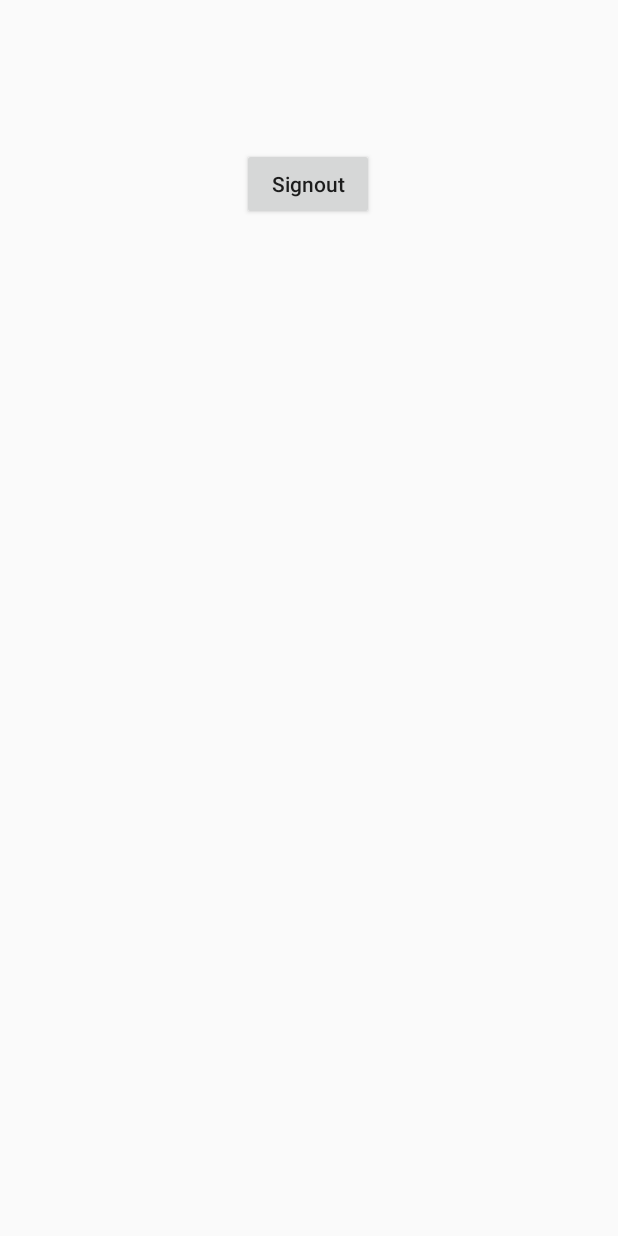
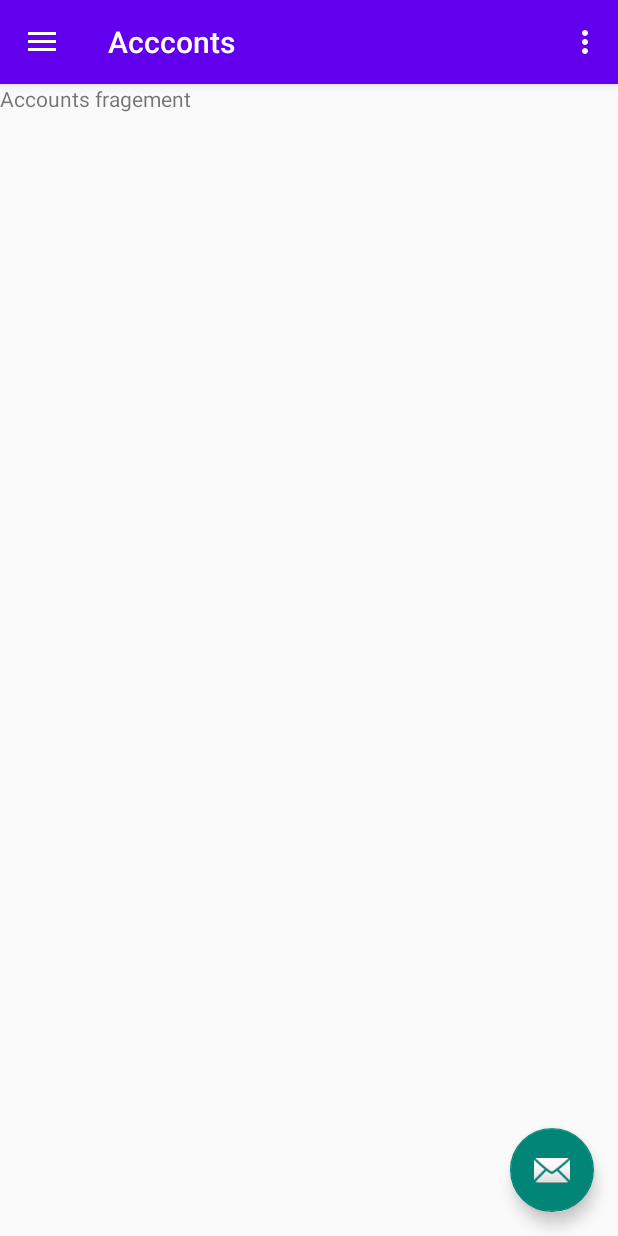
Before and after one commit to vivekverma123/Savemore, an Android app: the screen it shows after launch once a user with an empty profile is signed in (Dashboard before the commit, DashboardActivity after it), on a phone screen of 412 x 824 dp. Run offline under Robolectric (Android 15) with nearby library versions, the phone set to English and light mode, and no system bars; our stand-ins replace Firebase (no records; nobody signed in at launch, a user with empty details on screens opened directly), navigation-ui.

Commit message:
Navigation Drawer added

```diff
--- /dev/null
+++ b/app/src/main/java/com/example/savemore/DashboardActivity.java
@@ -0,0 +1,78 @@
+package com.example.savemore;
+
+import android.os.Bundle;
+import android.view.MenuItem;
+import android.view.View;
+import android.view.Menu;
+import android.widget.Toast;
+
+import com.google.android.material.floatingactionbutton.FloatingActionButton;
+import com.google.android.material.snackbar.Snackbar;
+import com.google.android.material.navigation.NavigationView;
+import com.google.firebase.auth.FirebaseAuth;
+
+import androidx.navigation.NavController;
+import androidx.navigation.Navigation;
+import androidx.navigation.ui.AppBarConfiguration;
+import androidx.navigation.ui.NavigationUI;
+import androidx.drawerlayout.widget.DrawerLayout;
+import androidx.appcompat.app.AppCompatActivity;
+import androidx.appcompat.widget.Toolbar;
+
+public class DashboardActivity extends AppCompatActivity {
+
+    private AppBarConfiguration mAppBarConfiguration;
+
+    @Override
+    protected void onCreate(Bundle savedInstanceState) {
+        super.onCreate(savedInstanceState);
+        setContentView(R.layout.activity_dashboard2);
+        Toolbar toolbar = findViewById(R.id.toolbar);
+        setSupportActionBar(toolbar);
+        FloatingActionButton fab = findViewById(R.id.fab);
+        fab.setOnClickListener(new View.OnClickListener() {
+            @Override
+            public void onClick(View view) {
+                Snackbar.make(view, "Replace with your own action", Snackbar.LENGTH_LONG)
+                        .setAction("Action", null).show();
+            }
+        });
+        DrawerLayout drawer = findViewById(R.id.drawer_layout);
+        NavigationView navigationView = findViewById(R.id.nav_view);
+        // Passing each menu ID as a set of Ids because each
+        // menu should be considered as top level destinations.
+        mAppBarConfiguration = new AppBarConfiguration.Builder(
+                R.id.nav_accounts,R.id.nav_settings)
+                .setDrawerLayout(drawer)
+                .build();
+        NavController navController = Navigation.findNavController(this, R.id.nav_host_fragment);
+        NavigationUI.setupActionBarWithNavController(this, navController, mAppBarConfiguration);
+        NavigationUI.setupWithNavController(navigationView, navController);
+    }
+
+    @Override
+    public boolean onCreateOptionsMenu(Menu menu) {
+        // Inflate the menu; this adds items to the action bar if it is present.
+        getMenuInflater().inflate(R.menu.dashboard, menu);
+        return true;
+    }
+
+    public boolean onOptionsItemSelected(MenuItem menuItem)
+    {
+        if(menuItem.getItemId()==R.id.logout)
+        {
+            FirebaseAuth.getInstance().signOut();
+            Toast.makeText(DashboardActivity.this,"User signed out successfully",Toast.LENGTH_SHORT).show();
+            onBackPressed();
+            return true;
+        }
+        return super.onOptionsItemSelected(menuItem);
+    }
+
+    @Override
+    public boolean onSupportNavigateUp() {
+        NavController navController = Navigation.findNavController(this, R.id.nav_host_fragment);
+        return NavigationUI.navigateUp(navController, mAppBarConfiguration)
+                || super.onSupportNavigateUp();
+    }
+}
--- a/app/src/main/java/com/example/savemore/MainActivity.java
+++ b/app/src/main/java/com/example/savemore/MainActivity.java
@@ -48,7 +48,7 @@ public class MainActivity extends AppCompatActivity {
 
         if(user!=null)
         {
-            startActivity(new Intent(context,Dashboard.class));
+            startActivity(new Intent(context,DashboardActivity.class));
         }
 
         b1 = findViewById(R.id.login);
@@ -79,7 +79,7 @@ public class MainActivity extends AppCompatActivity {
 
                                         Toast.makeText(MainActivity.this,"Login successful!",Toast.LENGTH_SHORT).show();
                                         b.setVisibility(View.GONE);
-                                        startActivity(new Intent(context,Dashboard.class));
+                                        startActivity(new Intent(context,DashboardActivity.class));
 
                                     } else {
 
--- /dev/null
+++ b/app/src/main/java/com/example/savemore/ui/accounts/Accounts.java
@@ -0,0 +1,38 @@
+package com.example.savemore.ui.accounts;
+
+import androidx.lifecycle.ViewModelProvider;
+
+import android.os.Bundle;
+
+import androidx.annotation.NonNull;
+import androidx.annotation.Nullable;
+import androidx.fragment.app.Fragment;
+
+import android.view.LayoutInflater;
+import android.view.View;
+import android.view.ViewGroup;
+
+import com.example.savemore.R;
+
+public class Accounts extends Fragment {
+
+    private AccountsViewModel mViewModel;
+
+    public static Accounts newInstance() {
+        return new Accounts();
+    }
+
+    @Override
+    public View onCreateView(@NonNull LayoutInflater inflater, @Nullable ViewGroup container,
+                             @Nullable Bundle savedInstanceState) {
+        return inflater.inflate(R.layout.accounts_fragment, container, false);
+    }
+
+    @Override
+    public void onActivityCreated(@Nullable Bundle savedInstanceState) {
+        super.onActivityCreated(savedInstanceState);
+        mViewModel = new ViewModelProvider(this).get(AccountsViewModel.class);
+        // TODO: Use the ViewModel
+    }
+
+}
--- /dev/null
+++ b/app/src/main/java/com/example/savemore/ui/accounts/AccountsViewModel.java
@@ -0,0 +1,7 @@
+package com.example.savemore.ui.accounts;
+
+import androidx.lifecycle.ViewModel;
+
+public class AccountsViewModel extends ViewModel {
+    // TODO: Implement the ViewModel
+}
--- /dev/null
+++ b/app/src/main/res/layout/accounts_fragment.xml
@@ -0,0 +1,13 @@
+<?xml version="1.0" encoding="utf-8"?>
+<FrameLayout xmlns:android="http://schemas.android.com/apk/res/android"
+    xmlns:tools="http://schemas.android.com/tools"
+    android:layout_width="match_parent"
+    android:layout_height="match_parent"
+    tools:context=".ui.accounts.Accounts">
+
+    <TextView
+        android:layout_width="match_parent"
+        android:layout_height="match_parent"
+        android:text="Accounts fragement" />
+
+</FrameLayout>
--- /dev/null
+++ b/app/src/main/res/layout/activity_dashboard2.xml
@@ -0,0 +1,24 @@
+<?xml version="1.0" encoding="utf-8"?>
+<androidx.drawerlayout.widget.DrawerLayout xmlns:android="http://schemas.android.com/apk/res/android"
+    xmlns:app="http://schemas.android.com/apk/res-auto"
+    xmlns:tools="http://schemas.android.com/tools"
+    android:id="@+id/drawer_layout"
+    android:layout_width="match_parent"
+    android:layout_height="match_parent"
+    android:fitsSystemWindows="true"
+    tools:openDrawer="start">
+
+    <include
+        layout="@layout/app_bar_main"
+        android:layout_width="match_parent"
+        android:layout_height="match_parent" />
+
+    <com.google.android.material.navigation.NavigationView
+        android:id="@+id/nav_view"
+        android:layout_width="wrap_content"
+        android:layout_height="match_parent"
+        android:layout_gravity="start"
+        android:fitsSystemWindows="true"
+        app:headerLayout="@layout/nav_header_main"
+        app:menu="@menu/activity_main_drawer" />
+</androidx.drawerlayout.widget.DrawerLayout>
--- /dev/null
+++ b/app/src/main/res/layout/app_bar_main.xml
@@ -0,0 +1,33 @@
+<?xml version="1.0" encoding="utf-8"?>
+<androidx.coordinatorlayout.widget.CoordinatorLayout xmlns:android="http://schemas.android.com/apk/res/android"
+    xmlns:app="http://schemas.android.com/apk/res-auto"
+    xmlns:tools="http://schemas.android.com/tools"
+    android:layout_width="match_parent"
+    android:layout_height="match_parent"
+    tools:context=".DashboardActivity">
+
+    <com.google.android.material.appbar.AppBarLayout
+        android:layout_width="match_parent"
+        android:layout_height="wrap_content"
+        android:theme="@style/Theme.Savemore.AppBarOverlay">
+
+        <androidx.appcompat.widget.Toolbar
+            android:id="@+id/toolbar"
+            android:layout_width="match_parent"
+            android:layout_height="?attr/actionBarSize"
+            android:background="?attr/colorPrimary"
+            app:popupTheme="@style/Theme.Savemore.PopupOverlay" />
+
+    </com.google.android.material.appbar.AppBarLayout>
+
+    <include layout="@layout/content_main" />
+
+    <com.google.android.material.floatingactionbutton.FloatingActionButton
+        android:id="@+id/fab"
+        android:layout_width="wrap_content"
+        android:layout_height="wrap_content"
+        android:layout_gravity="bottom|end"
+        android:layout_margin="@dimen/fab_margin"
+        app:srcCompat="@android:drawable/ic_dialog_email" />
+
+</androidx.coordinatorlayout.widget.CoordinatorLayout>
--- /dev/null
+++ b/app/src/main/res/layout/content_main.xml
@@ -0,0 +1,20 @@
+<?xml version="1.0" encoding="utf-8"?>
+<androidx.constraintlayout.widget.ConstraintLayout xmlns:android="http://schemas.android.com/apk/res/android"
+    xmlns:app="http://schemas.android.com/apk/res-auto"
+    xmlns:tools="http://schemas.android.com/tools"
+    android:layout_width="match_parent"
+    android:layout_height="match_parent"
+    app:layout_behavior="@string/appbar_scrolling_view_behavior"
+    tools:showIn="@layout/app_bar_main">
+
+    <fragment
+        android:id="@+id/nav_host_fragment"
+        android:name="androidx.navigation.fragment.NavHostFragment"
+        android:layout_width="match_parent"
+        android:layout_height="match_parent"
+        app:defaultNavHost="true"
+        app:layout_constraintLeft_toLeftOf="parent"
+        app:layout_constraintRight_toRightOf="parent"
+        app:layout_constraintTop_toTopOf="parent"
+        app:navGraph="@navigation/mobile_navigation" />
+</androidx.constraintlayout.widget.ConstraintLayout>
--- /dev/null
+++ b/app/src/main/res/menu/activity_main_drawer.xml
@@ -0,0 +1,16 @@
+<?xml version="1.0" encoding="utf-8"?>
+<menu xmlns:android="http://schemas.android.com/apk/res/android"
+    xmlns:tools="http://schemas.android.com/tools"
+    tools:showIn="navigation_view">
+
+    <group android:checkableBehavior="single">
+        <item
+            android:id="@+id/nav_accounts"
+            android:icon="@drawable/account_icon"
+            android:title="Accounts" />
+        <item
+            android:id="@+id/nav_settings"
+            android:icon="@drawable/ic_baseline_settings_24"
+            android:title="Settings" />
+    </group>
+</menu>
--- /dev/null
+++ b/app/src/main/res/menu/dashboard.xml
@@ -0,0 +1,9 @@
+<?xml version="1.0" encoding="utf-8"?>
+<menu xmlns:android="http://schemas.android.com/apk/res/android"
+    xmlns:app="http://schemas.android.com/apk/res-auto">
+    <item
+        android:id="@+id/logout"
+        android:orderInCategory="100"
+        android:title="Log Out"
+        app:showAsAction="never" />
+</menu>
--- /dev/null
+++ b/app/src/main/res/navigation/mobile_navigation.xml
@@ -0,0 +1,21 @@
+<?xml version="1.0" encoding="utf-8"?>
+<navigation xmlns:android="http://schemas.android.com/apk/res/android"
+    xmlns:app="http://schemas.android.com/apk/res-auto"
+    xmlns:tools="http://schemas.android.com/tools"
+    android:id="@+id/mobile_navigation"
+    app:startDestination="@+id/nav_accounts">
+
+    <fragment
+        android:id="@+id/nav_accounts"
+        android:name="com.example.savemore.ui.accounts.Accounts"
+        android:label="Accconts"
+        tools:layout="@layout/accounts_fragment" />
+
+    <fragment
+        android:id="@+id/nav_settings"
+        android:name="com.example.savemore.ui.settings.Settings"
+        android:label="Settings"
+        tools:layout="@layout/settings_fragment" />
+
+
+</navigation>
--- a/app/src/main/res/values/strings.xml
+++ b/app/src/main/res/values/strings.xml
@@ -1,6 +1,7 @@
 <resources>
     <string name="app_name">Savemore</string>
     <string name="title_activity_dashboard">DashboardActivity</string>
+    <string name="title_activity_main2">MainActivity</string>
     <string name="navigation_drawer_open">Open navigation drawer</string>
     <string name="navigation_drawer_close">Close navigation drawer</string>
     <string name="nav_header_title">Android Studio</string>
@@ -11,7 +12,4 @@
     <string name="menu_home">Home</string>
     <string name="menu_gallery">Gallery</string>
     <string name="menu_slideshow">Slideshow</string>
-
-    <string name="accounts">Accounts</string>
-    <string name="settings">Settings</string>
 </resources>
--- a/app/src/main/res/values/themes.xml
+++ b/app/src/main/res/values/themes.xml
@@ -22,4 +22,5 @@
     <style name="Theme.Savemore.AppBarOverlay" parent="ThemeOverlay.AppCompat.Dark.ActionBar" />
 
     <style name="Theme.Savemore.PopupOverlay" parent="ThemeOverlay.AppCompat.Light" />
+
 </resources>
```
Also changed, not shown: app/src/main/AndroidManifest.xml (+8 -0 lines), app/src/main/java/com/example/savemore/ui/settings/Settings.java (added, +38 -0 lines), app/src/main/java/com/example/savemore/ui/settings/SettingsViewModel.java (added, +7 -0 lines), app/src/main/res/layout/nav_header_main.xml (added, +35 -0 lines), app/src/main/res/layout/settings_fragment.xml (added, +13 -0 lines), app/src/main/res/drawable/account_icon.xml (renamed from app/src/main/res/drawable/ic_account.xml), app/src/main/res/drawable/ic_baseline_settings_24.xml (renamed from app/src/main/res/drawable/settings.xml).
